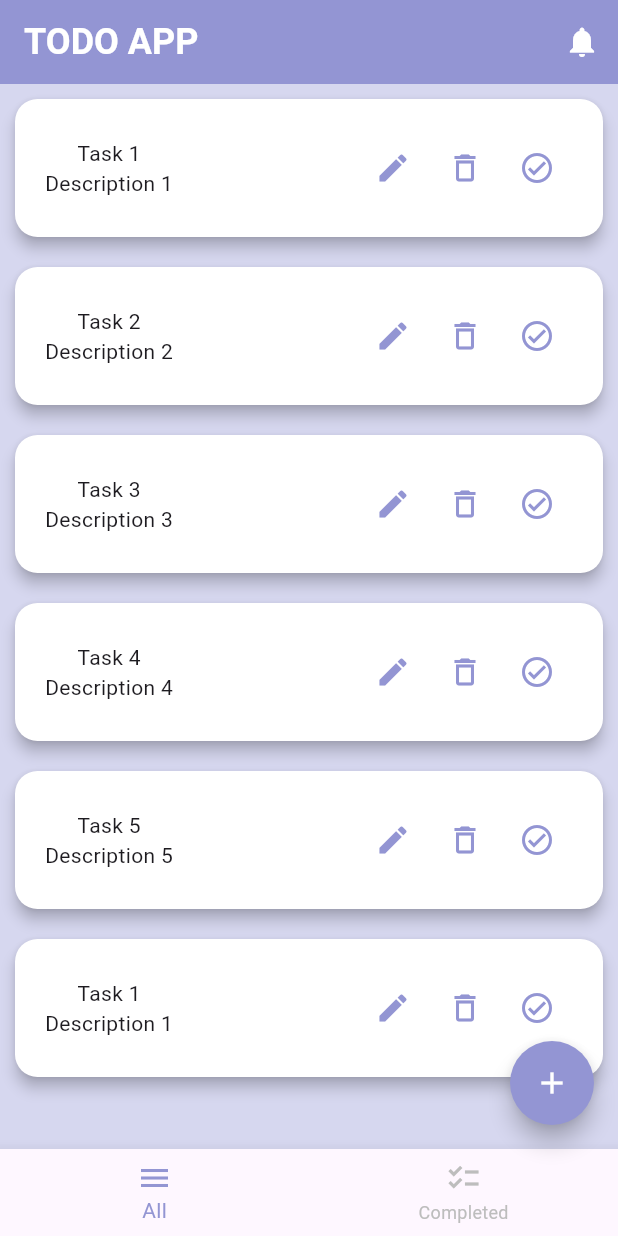
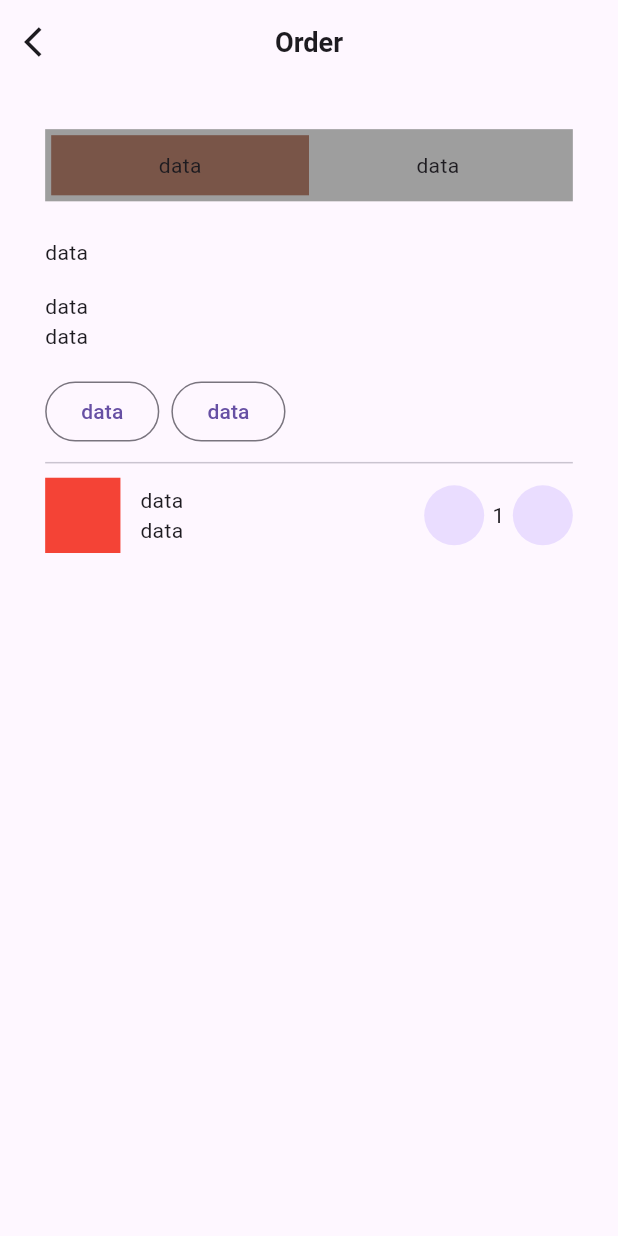
Before and after one commit to gen-eslam/note_app_mec_107, a Flutter app: the screen it shows after launch, on a phone screen of 412 x 824 dp. Run offline on Flutter 3.47's test engine with Material 3 defaults, Android fonts, the phone set to English and light mode, and no system bars; our stand-ins replace flutter_screenutil.

Commit message:
add order view

```diff
--- a/lib/main.dart
+++ b/lib/main.dart
@@ -1,5 +1,7 @@
 import 'package:flutter/material.dart';
+import 'package:flutter_screenutil/flutter_screenutil.dart';
 import 'package:todo_app/view/home_view.dart';
+import 'package:todo_app/view/order_view.dart';
 
 void main() {
   runApp(const MyApp());
@@ -10,9 +12,22 @@ class MyApp extends StatelessWidget {
 
   @override
   Widget build(BuildContext context) {
-    return const MaterialApp(
-      debugShowCheckedModeBanner: false,
-      home: HomeView(),
+    return ScreenUtilInit(
+      designSize: const Size(375, 821),
+      minTextAdapt: true,
+      splitScreenMode: true,
+      // Use builder only if you need to use library outside ScreenUtilInit context
+      builder: (_, child) {
+        return MaterialApp(
+          debugShowCheckedModeBanner: false,
+          home: child,
+        );
+      },
+      child: const OrderView(),
     );
+    // return const MaterialApp(
+    //   debugShowCheckedModeBanner: false,
+    //   home: HomeView(),
+    // );
   }
 }
--- a/lib/view/add_note_view.dart
+++ b/lib/view/add_note_view.dart
@@ -26,6 +26,7 @@ class AddNoteView extends StatelessWidget {
           width: double.infinity,
           padding: const EdgeInsets.all(8),
           child: Column(
+
             children: [
               const TextField(
                 decoration: InputDecoration(
--- a/lib/view/home_view.dart
+++ b/lib/view/home_view.dart
@@ -3,7 +3,9 @@ import 'dart:developer';
 import 'package:flutter/material.dart';
 import 'package:todo_app/model/task_model.dart';
 import 'package:todo_app/utils/app_color.dart';
+import 'package:todo_app/view/edit_note_view.dart';
 import 'package:todo_app/widgets/custom_floating_action_button.dart';
+import 'package:todo_app/widgets/custom_icon_button.dart';
 import 'package:todo_app/widgets/list_view_item.dart';
 
 class HomeView extends StatefulWidget {
@@ -15,64 +17,51 @@ class HomeView extends StatefulWidget {
 
 class _HomeViewState extends State<HomeView> {
   int selectedIndex = 0;
-  List<Map<String, dynamic>> jsonTasks = [
-    {
-      "title": "Task 1",
-      "description": "Description 1",
-      "id": 1,
-      "isDone": 0,
-    },
-    {
-      "title": "Task 2",
-      "description": "Description 2",
-      "id": 1,
-      "isDone": 0,
-    },
-    {
-      "title": "Task 3",
-      "description": "Description 3",
-      "id": 1,
-      "isDone": 0,
-    },
-    {
-      "title": "Task 4",
-      "description": "Description 4",
-      "id": 1,
-      "isDone": 0,
-    },
-    {
-      "title": "Task 5",
-      "description": "Description 5",
-      "id": 1,
-      "isDone": 0,
-    },
-    {
-      "title": "Task 1",
-      "description": "Description 1",
-      "id": 1,
-      "isDone": 0,
-    }
-  ];
 
-  List<TaskModel> taskList = [];
   List<Widget> bodyWidgets = [];
+  List<TaskModel> completeTasks = [];
   @override
   void initState() {
-    taskList = jsonTasks.map((e) => TaskModel.fromJson(e)).toList();
+    completeTasks.addAll(TaskModel.tasks.where((e) => e.isDone == 1));
+
     bodyWidgets = [
       ListView.builder(
-        itemCount: jsonTasks.length,
+        itemCount: TaskModel.tasks.length,
         itemBuilder: (context, index) {
           return ListViewItem(
-            taskModel: taskList[index],
+            taskModel: TaskModel.tasks[index],
+            widgets: [
+              const Spacer(),
+              CustomIconButton(
+                icon: Icons.edit,
+                onPressed: () {
+                  Navigator.of(context).push(
+                    MaterialPageRoute(
+                      builder: (BuildContext context) {
+                        return const EditNoteView();
+                      },
+                    ),
+                  );
+                },
+              ),
+              CustomIconButton(icon: Icons.delete_outline, onPressed: () {}),
+              CustomIconButton(
+                icon: Icons.check_circle_outline_outlined,
+                onPressed: () {},
+              )
+            ],
           );
         },
       ),
-      Container(
-        color: Colors.red,
-        width: double.infinity,
-        height: double.infinity,
-      )
+      ListView.builder(
+        itemCount: completeTasks.length,
+        itemBuilder: (context, index) {
+          return ListViewItem(
+            taskModel: completeTasks[index],
+            widgets: const [],
+          );
+        },
+      ),
     ];
     super.initState();
   }
@@ -85,8 +74,8 @@ class _HomeViewState extends State<HomeView> {
         actions: [
           IconButton(
             onPressed: () {
-              print(jsonTasks[0]["title"]);
-              log(taskList[0].title);
+              // print(jsonTasks[0]["title"]);
+              // log(taskList[0].title);
             },
             icon: const Icon(
               Icons.notifications,
--- /dev/null
+++ b/lib/view/order_view.dart
@@ -0,0 +1,121 @@
+import 'package:flutter/material.dart';
+import 'package:flutter_screenutil/flutter_screenutil.dart';
+
+class OrderView extends StatelessWidget {
+  const OrderView({super.key});
+
+  @override
+  Widget build(BuildContext context) {
+    return Scaffold(
+      appBar: AppBar(
+        leading: IconButton(
+          onPressed: () {},
+          icon: const Icon(Icons.arrow_back_ios),
+        ),
+        title: Text(
+          "Order",
+          style: TextStyle(fontSize: 18.sp, fontWeight: FontWeight.w600),
+        ),
+        centerTitle: true,
+      ),
+      body: Container(
+        padding: EdgeInsets.all(30.r),
+        width: double.infinity,
+        child: Column(
+          crossAxisAlignment: CrossAxisAlignment.start,
+          children: [
+            Container(
+              padding: EdgeInsets.all(4.r),
+              color: Colors.grey,
+              child: Row(
+                children: [
+                  Expanded(
+                    child: Container(
+                      alignment: Alignment.center,
+                      padding: EdgeInsets.symmetric(
+                          horizontal: 47.r, vertical: 10.r),
+                      color: Colors.brown,
+                      child: const Text("data"),
+                    ),
+                  ),
+                  const Expanded(
+                      child: Text(
+                    "data",
+                    textAlign: TextAlign.center,
+                  )),
+                ],
+              ),
+            ),
+            SizedBox(
+              height: 24.h,
+            ),
+            const Text(
+              "data",
+              textAlign: TextAlign.center,
+            ),
+            SizedBox(
+              height: 16.h,
+            ),
+            const Text(
+              "data",
+              textAlign: TextAlign.center,
+            ),
+            const Text(
+              "data",
+              textAlign: TextAlign.center,
+            ),
+            SizedBox(
+              height: 16.h,
+            ),
+            Row(
+              children: [
+                OutlinedButton(onPressed: () {}, child: const Text("data")),
+                SizedBox(
+                  width: 8.h,
+                ),
+                OutlinedButton(onPressed: () {}, child: const Text("data"))
+              ],
+            ),
+            Divider(
+              height: 20.r,
+            ),
+            Row(
+              children: [
+                Container(
+                  color: Colors.red,
+                  width: 50.r,
+                  height: 50.r,
+                ),
+                SizedBox(
+                  width: 12.w,
+                ),
+                const Column(
+                  children: [
+                    Text(
+                      "data",
+                      textAlign: TextAlign.center,
+                    ),
+                    Text(
+                      "data",
+                      textAlign: TextAlign.center,
+                    ),
+                  ],
+                ),
+                const Spacer(),
+                const CircleAvatar(),
+                SizedBox(
+                  width: 5.w,
+                ),
+                const Text("1"),
+                SizedBox(
+                  width: 5.w,
+                ),
+                const CircleAvatar()
+              ],
+            ),
+          ],
+        ),
+      ),
+    );
+  }
+}
--- a/pubspec.yaml
+++ b/pubspec.yaml
@@ -35,6 +35,7 @@ dependencies:
   # The following adds the Cupertino Icons font to your application.
   # Use with the CupertinoIcons class for iOS style icons.
   cupertino_icons: ^1.0.6
+  flutter_screenutil: ^5.9.3
 
 dev_dependencies:
   flutter_test:
```
Also changed, not shown: lib/model/task_model.dart (+45 -0 lines), lib/widgets/list_view_item.dart (+4 -18 lines), pubspec.lock.
